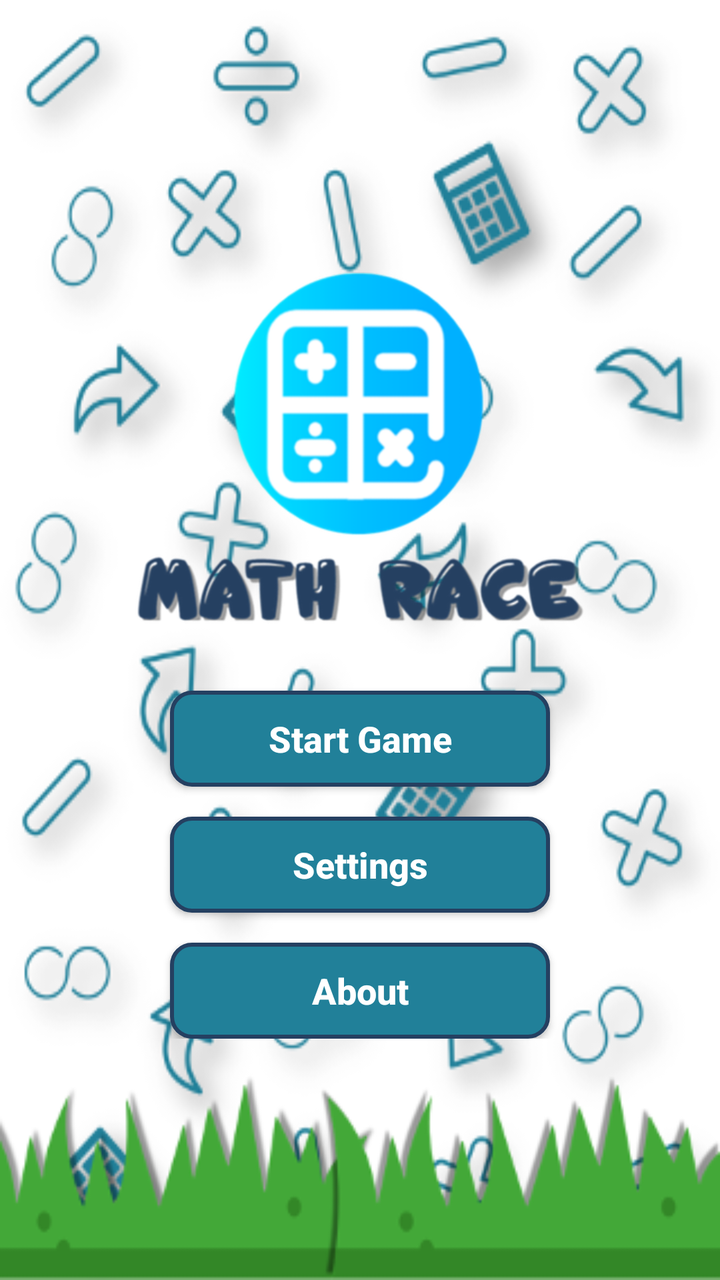
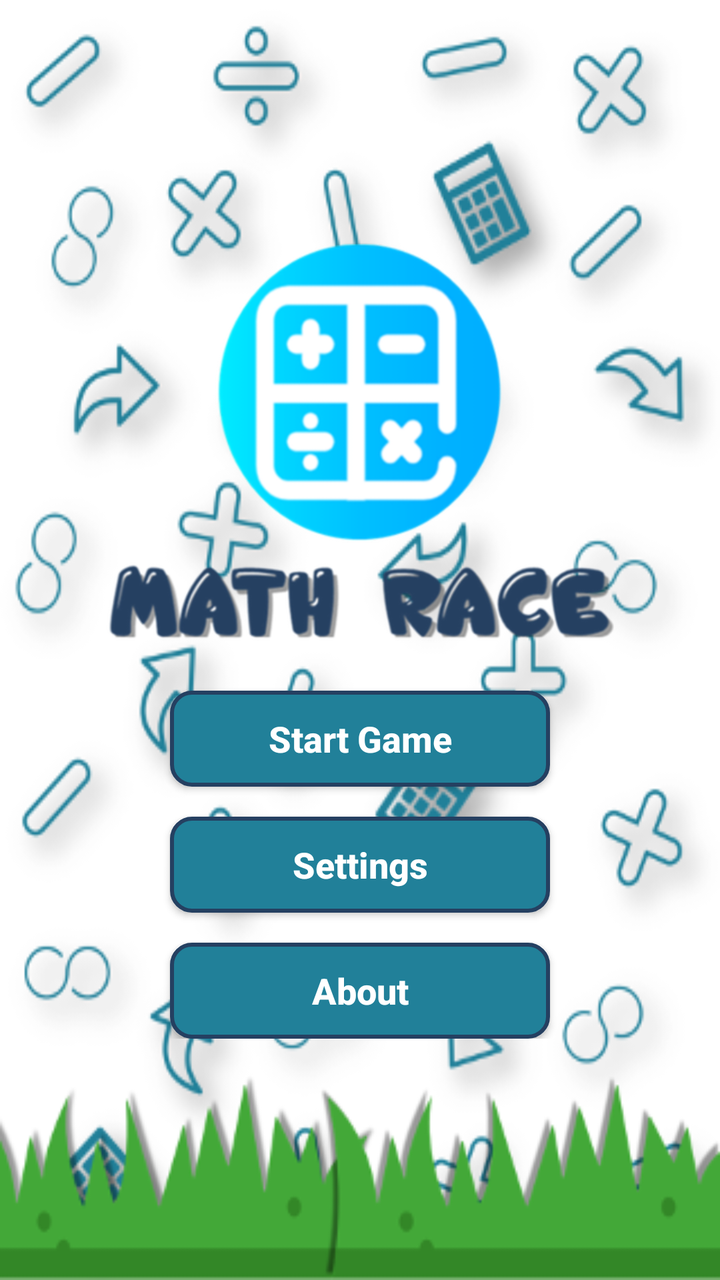

Compare the two renders of this Android layout. The source of the first and the diff that turns it into the second are given below.
<!-- AndroidManifest.xml: application theme AppTheme -->
<!-- res/layout/activity_start.xml -->
<?xml version="1.0" encoding="utf-8"?>
<RelativeLayout xmlns:android="http://schemas.android.com/apk/res/android"
    xmlns:app="http://schemas.android.com/apk/res-auto"
    xmlns:tools="http://schemas.android.com/tools"
    android:layout_width="match_parent"
    android:layout_height="match_parent"
    android:background="@drawable/mathrace_start"
    tools:context=".UI.StartActivity">

    <LinearLayout
        android:id="@+id/splash_buttons"
        android:layout_width="match_parent"
        android:layout_height="wrap_content"
        android:layout_centerInParent="true"
        android:orientation="vertical"
        android:paddingStart="50dp"
        android:paddingEnd="50dp">

        <ImageView
            android:layout_width="match_parent"
            android:layout_height="200dp"
            android:scaleType="centerCrop"
            android:src="@drawable/logo" />

        <Button
            android:id="@+id/splash_btn_start_game"
            android:layout_width="match_parent"
            android:layout_height="wrap_content"
            android:layout_marginStart="35dp"
            android:layout_marginEnd="35dp"
            android:background="@drawable/button_background_splash"
            android:layout_marginTop="25dp"
            android:text="@string/start"
            android:textAllCaps="false"
            android:textColor="@color/colorWhite"
            android:textSize="18sp"
            android:textStyle="bold" />

        <Button
            android:id="@+id/splash_btn_settings"
            android:layout_width="match_parent"
            android:layout_height="wrap_content"
            android:layout_marginStart="35dp"
            android:layout_marginEnd="35dp"
            android:background="@drawable/button_background_splash"
            android:layout_marginTop="15dp"
            android:text="@string/settings"
            android:textAllCaps="false"
            android:textColor="@color/colorWhite"
            android:textSize="18sp"
            android:textStyle="bold" />

        <Button
            android:id="@+id/splash_btn_about"
            android:layout_width="match_parent"
            android:layout_height="wrap_content"
            android:layout_marginStart="35dp"
            android:layout_marginTop="15dp"
            android:layout_marginEnd="35dp"
            android:background="@drawable/button_background_splash"
            android:text="@string/about"
            android:textAllCaps="false"
            android:textColor="@color/colorWhite"
            android:textSize="18sp"
            android:textStyle="bold" />

    </LinearLayout>
</RelativeLayout>
<!-- resources referenced by this layout -->
<resources>
  <color name="colorWhite">#FFF</color>
  <!-- drawable button_background_splash (drawable) -->
  <?xml version="1.0" encoding="utf-8"?>
  <shape xmlns:android="http://schemas.android.com/apk/res/android">
      <solid
          android:color="@color/dark_two"/>
      <corners
          android:radius="10dp" />
      <padding
          android:left="10dp"
          android:top="10dp"
          android:right="10dp"
          android:bottom="10dp" />
      <stroke
          android:width="2dp"
          android:color="@color/dark_one"/>
  </shape>
  <!-- drawable logo: png bitmap (drawable-hdpi, 26547 bytes) -->
  <!-- drawable mathrace_start: png bitmap (drawable-ldpi, 256853 bytes) -->
  <string name="about">About</string>
  <string name="settings">Settings</string>
  <string name="start">Start Game</string>
  <style name="AppTheme" parent="Theme.AppCompat.Light.DarkActionBar">
          
          <item name="colorPrimary">@color/colorPrimary</item>
          <item name="colorPrimaryDark">@color/colorPrimaryDark</item>
          <item name="colorAccent">@color/colorAccent</item>
      </style>
  <color name="dark_two">#218099</color>
  <color name="dark_one">#254061</color>
  <color name="colorPrimary">#254061</color>
  <color name="colorPrimaryDark">#254061</color>
  <color name="colorAccent">#00adff</color>
</resources>

<!-- the commit's change to res/layout/activity_start.xml (unified diff, before → after) -->
@@ -19,7 +19,6 @@
         <ImageView
             android:layout_width="match_parent"
             android:layout_height="200dp"
-            android:scaleType="centerCrop"
             android:src="@drawable/logo" />
 
         <Button
<!-- resource entries referenced after the edit -->
@@ -17,7 +17,7 @@
           android:width="2dp"
           android:color="@color/dark_one"/>
   </shape>
-  <!-- drawable logo: png bitmap (drawable-hdpi, 26547 bytes) -->
+  <!-- drawable logo: png bitmap (drawable-hdpi, 26772 bytes) -->
   <!-- drawable mathrace_start: png bitmap (drawable-ldpi, 256853 bytes) -->
   <string name="about">About</string>
   <string name="settings">Settings</string>
